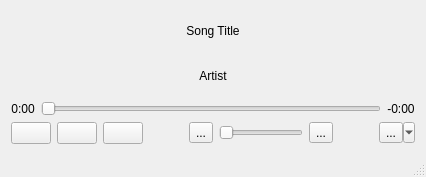
The window that PiTCH/PiTCHWindow.ui (dgraves/iTCH) describes before a commit, drawn with Qt 5.
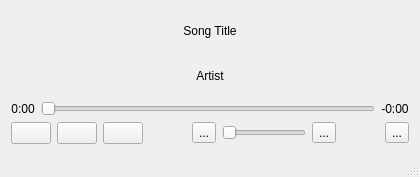
The same window after the commit.

What changed in the file:
```diff
--- a/PiTCH/PiTCHWindow.ui
+++ b/PiTCH/PiTCHWindow.ui
@@ -16,12 +16,18 @@
     <verstretch>0</verstretch>
    </sizepolicy>
   </property>
+  <property name="minimumSize">
+   <size>
+    <width>420</width>
+    <height>177</height>
+   </size>
+  </property>
   <property name="windowTitle">
    <string>PiTCH</string>
   </property>
   <widget class="QWidget" name="centralWidget">
    <property name="sizePolicy">
-    <sizepolicy hsizetype="MinimumExpanding" vsizetype="MinimumExpanding">
+    <sizepolicy hsizetype="Expanding" vsizetype="Expanding">
      <horstretch>0</horstretch>
      <verstretch>0</verstretch>
     </sizepolicy>
@@ -163,7 +169,7 @@
          <string>...</string>
         </property>
         <property name="popupMode">
-         <enum>QToolButton::MenuButtonPopup</enum>
+         <enum>QToolButton::DelayedPopup</enum>
         </property>
        </widget>
       </item>
```
Left out of the diff: 132 changed lines with no effect on the pictures.
